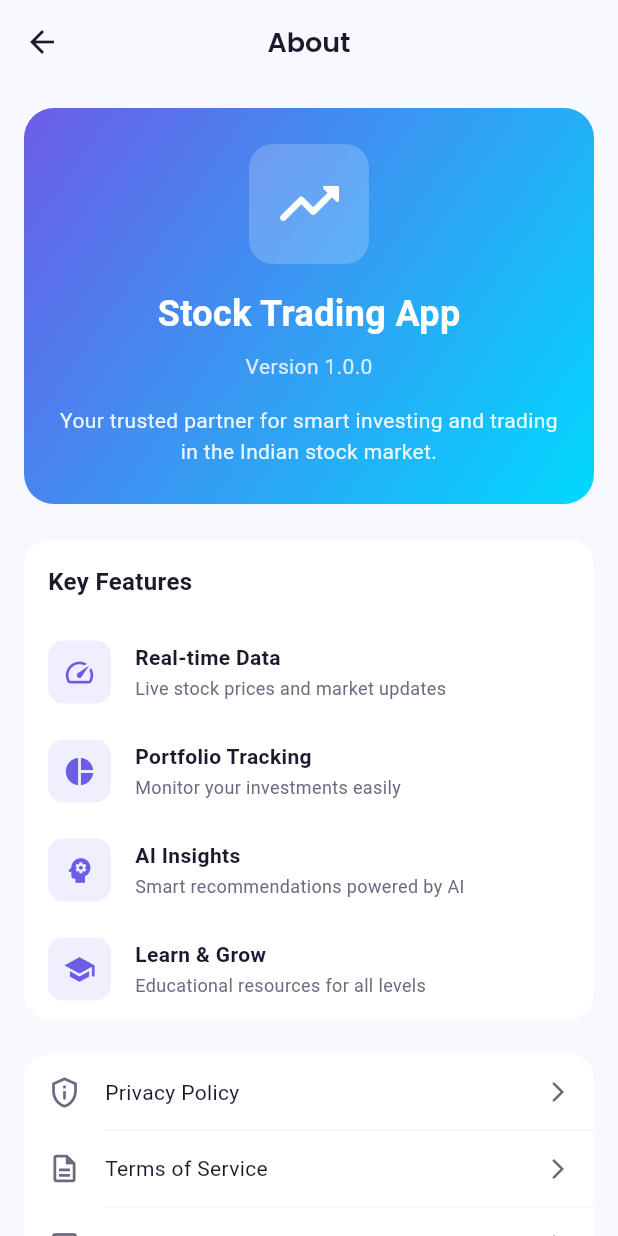
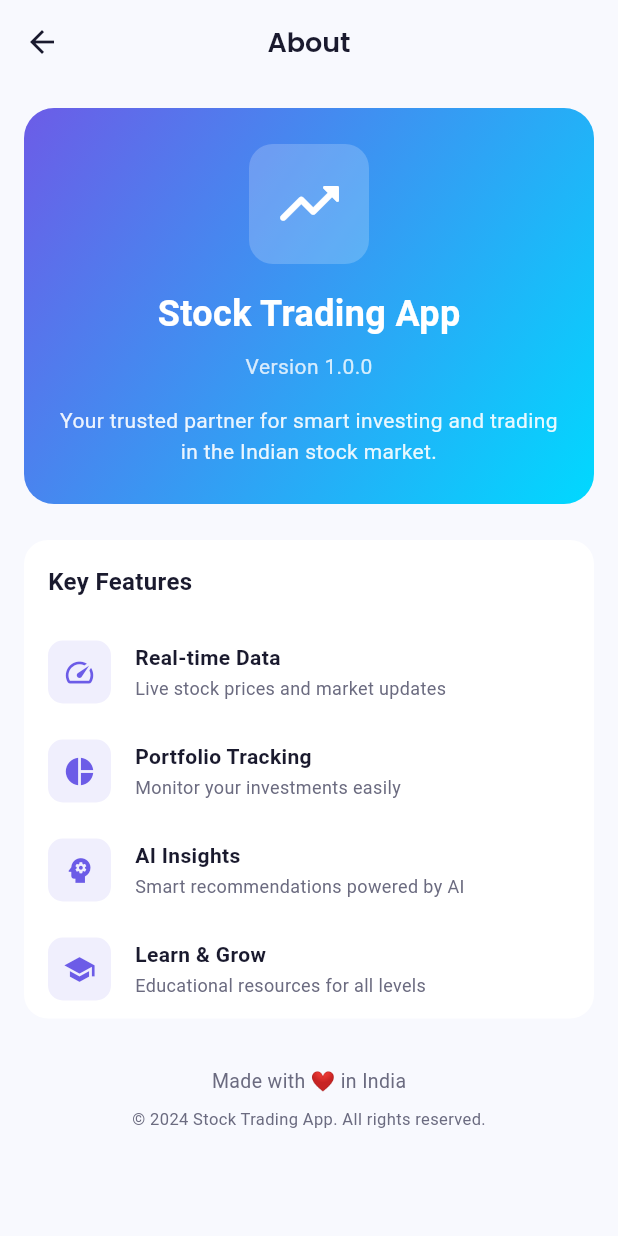
Before and after one commit to Rkrohan7/stock_market_app-dev, a Flutter app: the AboutView screen opened by its route, on a phone screen of 412 x 824 dp. Run offline on Flutter 3.47's test engine with Material 3 defaults, Android fonts, the phone set to English and light mode, and no system bars; drawn by our look-alikes of flutter_animate; our stand-ins replace cloud_firestore, connectivity_plus, firebase_auth, firebase_core, firebase_messaging, fl_chart and 7 more; missing offline and left inert: candlesticks, razorpay_flutter; accounts and stored records are empty.

Commit message:
changes done

```diff
--- a/lib/ui/views/about/about_view.dart
+++ b/lib/ui/views/about/about_view.dart
@@ -28,10 +28,6 @@ class AboutView extends StackedView<AboutViewModel> {
             _buildAppInfo(context),
             const SizedBox(height: 24),
             _buildFeaturesList(context),
-            const SizedBox(height: 24),
-            _buildLegalSection(context, viewModel),
-            const SizedBox(height: 24),
-            _buildSocialSection(context, viewModel),
             const SizedBox(height: 32),
             _buildFooter(context),
           ],
@@ -95,10 +91,26 @@ class AboutView extends StackedView<AboutViewModel> {
 
   Widget _buildFeaturesList(BuildContext context) {
     final features = [
-      {'icon': Icons.speed, 'title': 'Real-time Data', 'desc': 'Live stock prices and market updates'},
-      {'icon': Icons.pie_chart, 'title': 'Portfolio Tracking', 'desc': 'Monitor your investments easily'},
-      {'icon': Icons.psychology, 'title': 'AI Insights', 'desc': 'Smart recommendations powered by AI'},
-      {'icon': Icons.school, 'title': 'Learn & Grow', 'desc': 'Educational resources for all levels'},
+      {
+        'icon': Icons.speed,
+        'title': 'Real-time Data',
+        'desc': 'Live stock prices and market updates',
+      },
+      {
+        'icon': Icons.pie_chart,
+        'title': 'Portfolio Tracking',
+        'desc': 'Monitor your investments easily',
+      },
+      {
+        'icon': Icons.psychology,
+        'title': 'AI Insights',
+        'desc': 'Smart recommendations powered by AI',
+      },
+      {
+        'icon': Icons.school,
+        'title': 'Learn & Grow',
+        'desc': 'Educational resources for all levels',
+      },
     ];
 
     return Container(
@@ -113,18 +125,17 @@ class AboutView extends StackedView<AboutViewModel> {
             padding: EdgeInsets.all(16),
             child: Text(
               'Key Features',
-              style: TextStyle(
-                fontSize: 16,
-                fontWeight: FontWeight.bold,
-              ),
+              style: TextStyle(fontSize: 16, fontWeight: FontWeight.bold),
             ),
           ),
-          ...features.map((feature) => _buildFeatureItem(
-                context,
-                feature['icon'] as IconData,
-                feature['title'] as String,
-                feature['desc'] as String,
-              )),
+          ...features.map(
+            (feature) => _buildFeatureItem(
+              context,
+              feature['icon'] as IconData,
+              feature['title'] as String,
+              feature['desc'] as String,
+            ),
+          ),
         ],
       ),
     ).animate().fadeIn(delay: 100.ms);
@@ -176,39 +187,6 @@ class AboutView extends StackedView<AboutViewModel> {
     );
   }
 
-  Widget _buildLegalSection(BuildContext context, AboutViewModel viewModel) {
-    return Container(
-      decoration: BoxDecoration(
-        color: Theme.of(context).cardColor,
-        borderRadius: BorderRadius.circular(16),
-      ),
-      child: Column(
-        children: [
-          _buildLegalItem(
-            context,
-            'Privacy Policy',
-            Icons.privacy_tip_outlined,
-            viewModel.openPrivacyPolicy,
-          ),
-          _buildDivider(),
-          _buildLegalItem(
-            context,
-            'Terms of Service',
-            Icons.description_outlined,
-            viewModel.openTermsOfService,
-          ),
-          _buildDivider(),
-          _buildLegalItem(
-            context,
-            'Licenses',
-            Icons.article_outlined,
-            viewModel.openLicenses,
-          ),
-        ],
-      ),
-    ).animate().fadeIn(delay: 200.ms);
-  }
-
   Widget _buildLegalItem(
     BuildContext context,
     String title,
@@ -223,12 +201,7 @@ class AboutView extends StackedView<AboutViewModel> {
           children: [
             Icon(icon, color: AppColors.textSecondaryLight, size: 22),
             const SizedBox(width: 16),
-            Expanded(
-              child: Text(
-                title,
-                style: const TextStyle(fontSize: 14),
-              ),
-            ),
+            Expanded(child: Text(title, style: const TextStyle(fontSize: 14))),
             Icon(
               Icons.arrow_forward_ios,
               size: 16,
@@ -238,53 +211,6 @@ class AboutView extends StackedView<AboutViewModel> {
         ),
       ),
     );
-  }
-
-  Widget _buildSocialSection(BuildContext context, AboutViewModel viewModel) {
-    return Container(
-      padding: const EdgeInsets.all(20),
-      decoration: BoxDecoration(
-        color: Theme.of(context).cardColor,
-        borderRadius: BorderRadius.circular(16),
-      ),
-      child: Column(
-        children: [
-          const Text(
-            'Connect With Us',
-            style: TextStyle(
-              fontSize: 16,
-              fontWeight: FontWeight.bold,
-            ),
-          ),
-          const SizedBox(height: 16),
-          Row(
-            mainAxisAlignment: MainAxisAlignment.center,
-            children: [
-              _buildSocialButton(
-                context,
-                Icons.language,
-                'Website',
-                viewModel.openWebsite,
-              ),
-              const SizedBox(width: 24),
-              _buildSocialButton(
-                context,
-                Icons.email_outlined,
-                'Email',
-                viewModel.openEmail,
-              ),
-              const SizedBox(width: 24),
-              _buildSocialButton(
-                context,
-                Icons.share,
-                'Share',
-                viewModel.shareApp,
-              ),
-            ],
-          ),
-        ],
-      ),
-    ).animate().fadeIn(delay: 300.ms);
   }
 
   Widget _buildSocialButton(
@@ -309,10 +235,7 @@ class AboutView extends StackedView<AboutViewModel> {
           const SizedBox(height: 8),
           Text(
             label,
-            style: TextStyle(
-              fontSize: 12,
-              color: AppColors.textSecondaryLight,
-            ),
+            style: TextStyle(fontSize: 12, color: AppColors.textSecondaryLight),
           ),
         ],
       ),
@@ -324,18 +247,12 @@ class AboutView extends StackedView<AboutViewModel> {
       children: [
         Text(
           'Made with ❤️ in India',
-          style: TextStyle(
-            color: AppColors.textSecondaryLight,
-            fontSize: 13,
-          ),
+          style: TextStyle(color: AppColors.textSecondaryLight, fontSize: 13),
         ),
         const SizedBox(height: 8),
         Text(
           '© 2024 Stock Trading App. All rights reserved.',
-          style: TextStyle(
-            color: AppColors.textSecondaryLight,
-            fontSize: 11,
-          ),
+          style: TextStyle(color: AppColors.textSecondaryLight, fontSize: 11),
         ),
       ],
     ).animate().fadeIn(delay: 400.ms);
--- a/lib/ui/views/help_support/help_support_view.dart
+++ b/lib/ui/views/help_support/help_support_view.dart
@@ -26,12 +26,6 @@ class HelpSupportView extends StackedView<HelpSupportViewModel> {
         child: Column(
           crossAxisAlignment: CrossAxisAlignment.start,
           children: [
-            _buildSearchBar(context),
-            const SizedBox(height: 24),
-            _buildSectionTitle(context, 'Quick Help'),
-            const SizedBox(height: 12),
-            _buildQuickHelpCards(context, viewModel),
-            const SizedBox(height: 24),
             _buildSectionTitle(context, 'FAQs'),
             const SizedBox(height: 12),
             _buildFaqSection(context, viewModel),
@@ -67,15 +61,14 @@ class HelpSupportView extends StackedView<HelpSupportViewModel> {
   Widget _buildSectionTitle(BuildContext context, String title) {
     return Text(
       title,
-      style: const TextStyle(
-        fontSize: 18,
-        fontWeight: FontWeight.bold,
-      ),
+      style: const TextStyle(fontSize: 18, fontWeight: FontWeight.bold),
     );
   }
 
   Widget _buildQuickHelpCards(
-      BuildContext context, HelpSupportViewModel viewModel) {
+    BuildContext context,
+    HelpSupportViewModel viewModel,
+  ) {
     return Row(
       children: [
         Expanded(
@@ -129,10 +122,7 @@ class HelpSupportView extends StackedView<HelpSupportViewModel> {
             const SizedBox(height: 8),
             Text(
               title,
-              style: const TextStyle(
-                fontWeight: FontWeight.w500,
-                fontSize: 12,
-              ),
+              style: const TextStyle(fontWeight: FontWeight.w500, fontSize: 12),
               textAlign: TextAlign.center,
             ),
           ],
@@ -141,7 +131,10 @@ class HelpSupportView extends StackedView<HelpSupportViewModel> {
     );
   }
 
-  Widget _buildFaqSection(BuildContext context, HelpSupportViewModel viewModel) {
+  Widget _buildFaqSection(
+    BuildContext context,
+    HelpSupportViewModel viewModel,
+  ) {
     return Container(
       decoration: BoxDecoration(
         color: Theme.of(context).cardColor,
@@ -245,7 +238,9 @@ class HelpSupportView extends StackedView<HelpSupportViewModel> {
   }
 
   Widget _buildContactSection(
-      BuildContext context, HelpSupportViewModel viewModel) {
+    BuildContext context,
+    HelpSupportViewModel viewModel,
+  ) {
     return Container(
       decoration: BoxDecoration(
         color: Theme.of(context).cardColor,
--- a/lib/ui/views/profile/profile_view.dart
+++ b/lib/ui/views/profile/profile_view.dart
@@ -107,10 +107,6 @@ class ProfileView extends StackedView<ProfileViewModel> {
                 ),
               ],
             ),
-          ),
-          IconButton(
-            icon: const Icon(Icons.edit_outlined, color: Colors.white),
-            onPressed: () {},
           ),
         ],
       ),
@@ -270,7 +266,10 @@ class ProfileView extends StackedView<ProfileViewModel> {
       child: OutlinedButton.icon(
         onPressed: viewModel.logout,
         icon: const Icon(Icons.logout_rounded, color: AppColors.error),
-        label: Text(AppLocalizations.of(context)!.logout, style: const TextStyle(color: AppColors.error)),
+        label: Text(
+          AppLocalizations.of(context)!.logout,
+          style: const TextStyle(color: AppColors.error),
+        ),
         style: OutlinedButton.styleFrom(
           side: const BorderSide(color: AppColors.error),
           padding: const EdgeInsets.symmetric(vertical: 14),
```
Also changed, not shown: 6 other files.
